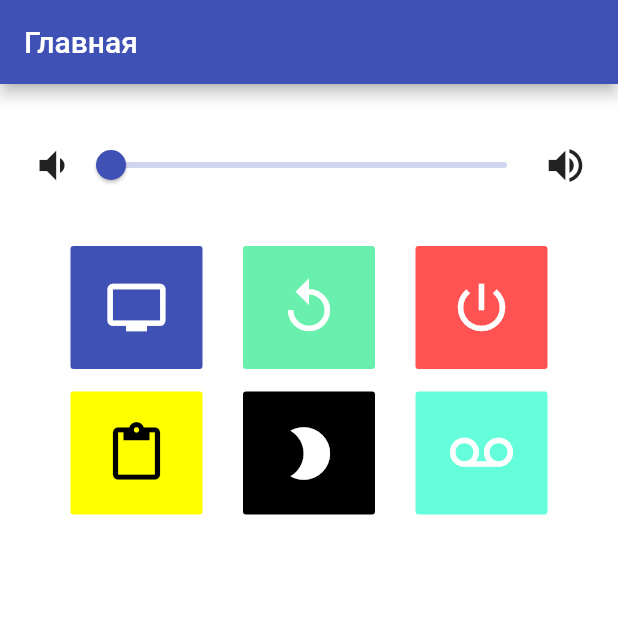
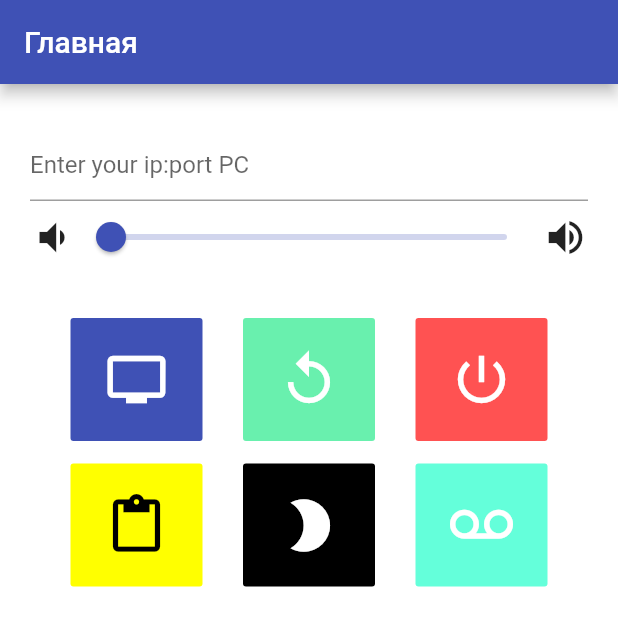
Before and after one commit to uitlaber/windows-remote-controller, a Flutter app: the screen it shows after launch, after a tap on the "personal video" icon, on a phone screen of 412 x 824 dp. Shown: the top 626 px of the screen. Run offline on Flutter 3.47's test engine with Material 2 defaults, Android fonts, the phone set to English and light mode, and no system bars; our stand-ins replace shared_preferences; network calls fail.

Commit message:
Added input for ip:port

```diff
--- a/lib/pages/home.dart
+++ b/lib/pages/home.dart
@@ -17,17 +17,21 @@ class HomePage extends StatefulWidget {
 class _HomePageState extends State {
   double currentVolume = 0.0;
   SharedPreferences prefs;
+  TextEditingController ipController = new TextEditingController();
 
  loadData() async {
    prefs = await SharedPreferences.getInstance();
    currentVolume = prefs.get('currentVolume') ?? 0.0;
+   ipController.text = prefs.get('ip') ?? "";
  }
 
   @override
   Widget build(BuildContext context) {
     loadData();
+
     var command = new Command();
     var robotText = TextEditingController();
+
     return Scaffold(
         backgroundColor: Colors.white,
         appBar: AppBar(title: Text('Главная')),
@@ -40,6 +44,22 @@ class _HomePageState extends State {
             ),
             child: Column(
               children: <Widget>[
+                TextFormField(
+                  controller: ipController,
+                  decoration: const InputDecoration(
+                    hintText: 'Enter your ip:port PC',
+                  ),
+
+                  onChanged: (text) {
+                    prefs.setString('ip', text);
+                  },
+                  validator: (value) {
+                    if (value.isEmpty) {
+                      return 'Please enter IP';
+                    }
+                    return null;
+                  },
+                ),
                 Row(
                   mainAxisAlignment: MainAxisAlignment.spaceEvenly,
                   mainAxisSize: MainAxisSize.max,
@@ -55,7 +75,7 @@ class _HomePageState extends State {
                         },
                         onChangeEnd: (newValue) {
                           double resultValue = (65535/100)*newValue;
-                          command.run('setsysvolume ${resultValue}');
+                          command.run(ipController.text,'setsysvolume ${resultValue}');
                         },
                         min: 0,
                         max: 100,
@@ -79,7 +99,7 @@ class _HomePageState extends State {
                         textColor: Colors.white,
                         onPressed: () {
                           print('monitor off');
-                          command.run('monitor off');
+                          command.run(ipController.text,'monitor off');
                         },
                         child: Column(
                           children: <Widget>[
@@ -95,7 +115,7 @@ class _HomePageState extends State {
                         color: Colors.greenAccent,
                         textColor: Colors.white,
                         onPressed: () {
-                          command.run('exitwin reboot');
+                          command.run(ipController.text,'exitwin reboot');
                         },
                         child: Column(
                           children: <Widget>[
@@ -111,7 +131,7 @@ class _HomePageState extends State {
                         color: Colors.redAccent,
                         textColor: Colors.white,
                         onPressed: () {
-                          command.run('exitwin poweroff');
+                          command.run(ipController.text,'exitwin poweroff');
                         },
                         child: Column(
                           children: <Widget>[
@@ -138,7 +158,7 @@ class _HomePageState extends State {
                       onPressed: () async {
                         ClipboardData data = await Clipboard.getData('text/plain');
                         print('clipboard set '+ data.text);
-                        command.run('clipboard set "'+ data.text +'"');
+                        command.run(ipController.text,'clipboard set "'+ data.text +'"');
                       },
                       child: Column(
                         children: <Widget>[
@@ -154,7 +174,7 @@ class _HomePageState extends State {
                       color: Colors.black,
                       textColor: Colors.white,
                       onPressed: () {
-                        command.run('standby');
+                        command.run(ipController.text,'standby');
                       },
                       child: Column(
                         children: <Widget>[
@@ -185,7 +205,7 @@ class _HomePageState extends State {
                                   padding: const EdgeInsets.all(20.0),
                                   child: Text('Отправить'),
                                   onPressed: () {
-                                    command.run('speak text "' + robotText.text + '"');
+                                    command.run(ipController.text,'speak text "' + robotText.text + '"');
                                   },
                                 )
                               ],
--- a/lib/stores/command.dart
+++ b/lib/stores/command.dart
@@ -2,11 +2,11 @@
 import 'package:http/http.dart' as http;
 
 class Command {
-  run(cmd) async {
+  run(ip,cmd) async {
     var client = http.Client();
     try {
       await client
-          .post('http://192.168.1.106:9988', body: {'cmd': cmd});
+          .post('http://'+ip, body: {'cmd': cmd});
     } finally {
       client.close();
     }
```
Also changed, not shown: lib/controllers/ip_controller.dart (added).
